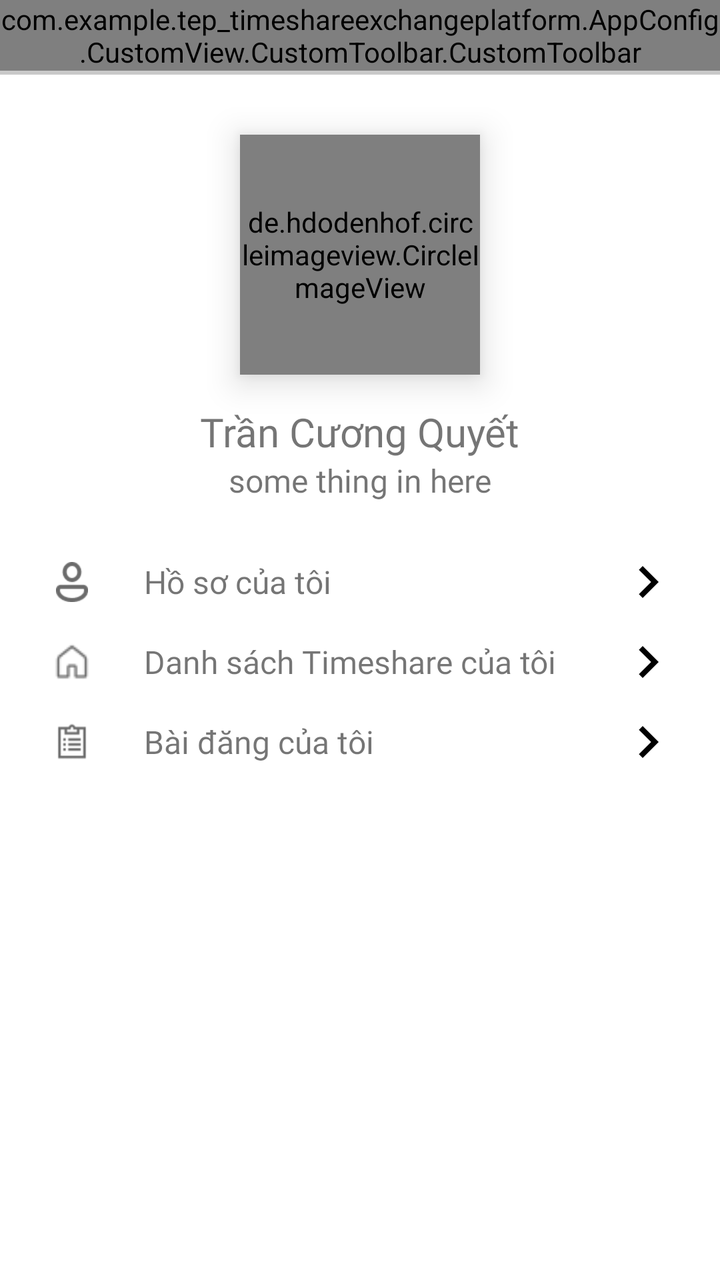
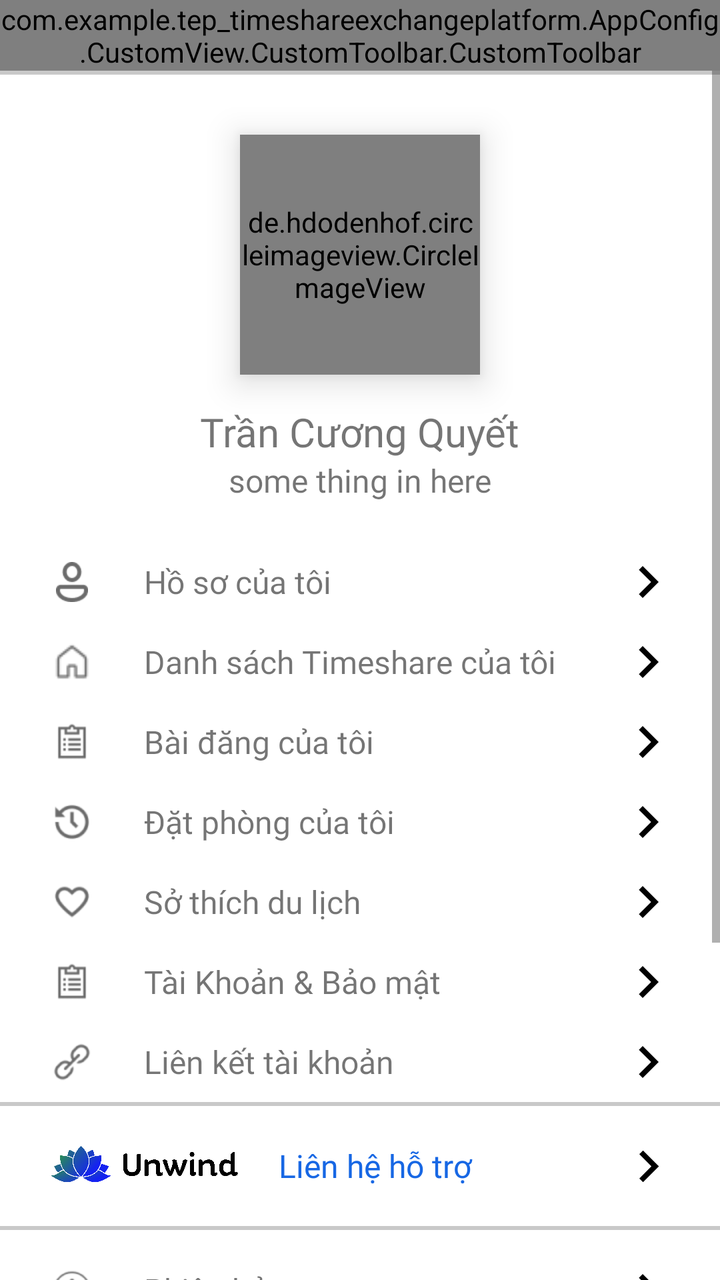

Compare the two renders of this Android layout. The source of the first and the diff that turns it into the second are given below.
<!-- AndroidManifest.xml: application theme Base.Theme.TEPTimeshareExchangePlatform -->
<!-- res/layout/fragment_account.xml -->
<?xml version="1.0" encoding="utf-8"?>
<androidx.constraintlayout.widget.ConstraintLayout xmlns:android="http://schemas.android.com/apk/res/android"
    xmlns:app="http://schemas.android.com/apk/res-auto"
    xmlns:tools="http://schemas.android.com/tools"
    android:layout_width="match_parent"
    android:layout_height="match_parent"
    android:gravity="center"
    android:orientation="vertical"
    tools:context=".UI.Fragment.AccountFragment.AccountFragment">

    


    
    <com.example.tep_timeshareexchangeplatform.AppConfig.CustomView.CustomToolbar.CustomToolbar
        android:id="@+id/toolblarCustome"
        android:layout_width="match_parent"
        android:layout_height="wrap_content"
        android:background="@color/white"
        android:title="@string/profile_title"
        app:layout_constraintEnd_toEndOf="parent"
        app:layout_constraintHorizontal_bias="0.0"
        app:layout_constraintStart_toStartOf="parent"
        app:layout_constraintTop_toTopOf="parent"
        app:showEndIcon="false"
        app:showShadow="false"
        app:showStartIcon="true"
        app:showStartText="false" />

    <ScrollView
        android:layout_width="match_parent"
        android:layout_height="wrap_content"
        app:layout_constraintEnd_toEndOf="parent"
        app:layout_constraintStart_toStartOf="parent"
        app:layout_constraintTop_toBottomOf="@+id/toolblarCustome">

        <LinearLayout
            android:layout_width="match_parent"
            android:layout_height="wrap_content"
            android:layout_marginBottom="100dp"
            android:gravity="center"
            android:background="@color/primary_background"
            android:orientation="vertical">

            <LinearLayout
                android:layout_marginTop="2dp"
                android:orientation="vertical"
                android:gravity="center"
                android:background="@color/white"
                android:layout_width="match_parent"
                android:layout_height="wrap_content" >
                
                <de.hdodenhof.circleimageview.CircleImageView
                    android:id="@+id/iv_user_avt"
                    android:layout_width="120dp"
                    android:layout_height="120dp"
                    android:layout_marginTop="30dp"
                    android:src="@drawable/ic_user_default_avt"
                    android:translationZ="10dp"
                    app:layout_constraintBottom_toBottomOf="parent"
                    app:layout_constraintEnd_toEndOf="parent"
                    app:layout_constraintStart_toStartOf="parent"
                    app:layout_constraintTop_toTopOf="parent"
                    app:layout_constraintVertical_bias="0.151"
                    app:shapeAppearance="@style/ShapeAppearance.Material3.Corner.Full" />

                
                <TextView
                    android:id="@+id/tv_user_name"
                    android:layout_width="wrap_content"
                    android:layout_height="wrap_content"
                    android:layout_marginTop="15dp"
                    android:text="Trần Cương Quyết"
                    android:fontFamily="@font/inter_extrabold"
                    android:textSize="20dp"
                    />
                <TextView
                    android:layout_width="wrap_content"
                    android:layout_height="wrap_content"
                    android:text="some thing in here"
                    android:fontFamily="@font/inter_light"
                    android:textSize="16dp"
                    />

                
                <LinearLayout
                    android:layout_marginTop="20dp"
                    android:paddingStart="20dp"
                    android:paddingEnd="20dp"
                    android:orientation="vertical"
                    android:layout_width="match_parent"
                    android:layout_height="wrap_content">

                    
                    <LinearLayout
                        android:layout_width="match_parent"
                        android:layout_height="40dp"
                        android:orientation="horizontal"
                        android:weightSum="10">

                        <ImageView
                            android:layout_width="0dp"
                            android:layout_height="20dp"
                            android:layout_weight="1"
                            android:layout_gravity="left|center"
                            android:src="@drawable/ic_profile_person"/>

                        <TextView
                            android:layout_width="0dp"
                            android:layout_height="wrap_content"
                            android:paddingStart="20dp"
                            android:layout_gravity="left|center"
                            android:text="Hồ sơ của tôi"
                            android:layout_weight="8"
                            android:fontFamily="@font/inter_semibold"
                            android:textSize="16dp"
                            />

                        <ImageView
                            android:layout_width="0dp"
                            android:layout_height="match_parent"
                            android:layout_weight="1"
                            android:layout_gravity="left|center"
                            android:src="@drawable/baseline_navigate_next_24_black"/>




                    </LinearLayout>

                    
                    <LinearLayout
                        android:layout_width="match_parent"
                        android:layout_height="40dp"
                        android:orientation="horizontal"
                        android:weightSum="10">

                        <ImageView
                            android:layout_width="0dp"
                            android:layout_height="20dp"
                            android:layout_weight="1"
                            android:layout_gravity="left|center"
                            android:src="@drawable/ic_profile_home"/>

                        <TextView
                            android:layout_width="0dp"
                            android:layout_height="wrap_content"
                            android:paddingStart="20dp"
                            android:layout_gravity="left|center"
                            android:text="Danh sách Timeshare của tôi"
                            android:layout_weight="8"
                            android:fontFamily="@font/inter_semibold"
                            android:textSize="16dp"
                            />

                        <ImageView
                            android:layout_width="0dp"
                            android:layout_height="match_parent"
                            android:layout_weight="1"
                            android:layout_gravity="left|center"
                            android:src="@drawable/baseline_navigate_next_24_black"/>

                    </LinearLayout>

                    
                    <LinearLayout
                        android:layout_width="match_parent"
                        android:layout_height="40dp"
                        android:orientation="horizontal"
                        android:weightSum="10">

                        <ImageView
                            android:layout_width="0dp"
                            android:layout_height="20dp"
                            android:layout_weight="1"
                            android:layout_gravity="left|center"
                            android:src="@drawable/ic_profile_my_posting"/>

                        <TextView
                            android:layout_width="0dp"
                            android:layout_height="wrap_content"
                            android:layout_weight="8"
                            android:paddingStart="20dp"
                            android:layout_gravity="left|center"
                            android:text="Bài đăng của tôi"
                            android:fontFamily="@font/inter_semibold"
                            android:textSize="16dp"
                            />

                        <ImageView
                            android:layout_width="0dp"
                            android:layout_height="match_parent"
                            android:layout_weight="1"
                            android:layout_gravity="left|center"
                            android:src="@drawable/baseline_navigate_next_24_black"/>




                    </LinearLayout>







                </LinearLayout>

            </LinearLayout>
        </LinearLayout>
    </ScrollView>
</androidx.constraintlayout.widget.ConstraintLayout>
<!-- resources referenced by this layout -->
<resources>
  <color name="primary_background">#C9C9C9</color>
  <color name="white">#FFFFFFFF</color>
  <!-- drawable baseline_navigate_next_24_black (drawable) -->
  <vector xmlns:android="http://schemas.android.com/apk/res/android" android:autoMirrored="true" android:height="24dp" android:tint="#000000" android:viewportHeight="24" android:viewportWidth="24" android:width="24dp">
        
      <path android:fillColor="@android:color/white" android:pathData="M10,6L8.59,7.41 13.17,12l-4.58,4.59L10,18l6,-6z"/>
      
  </vector>
  <!-- drawable ic_profile_home: png bitmap (drawable, 571 bytes) -->
  <!-- drawable ic_profile_my_posting: png bitmap (drawable, 1147 bytes) -->
  <!-- drawable ic_profile_person: png bitmap (drawable, 948 bytes) -->
  <!-- drawable ic_user_default_avt: png bitmap (drawable, 53196 bytes) -->
  <string name="profile_title">User Information</string>
  <style name="Base.Theme.TEPTimeshareExchangePlatform" parent="Theme.MaterialComponents.DayNight.NoActionBar">
          <item name="android:statusBarColor">@color/white</item>
          <item name="android:windowLightStatusBar">true</item> 
      </style>
</resources>

<!-- the commit's change to res/layout/fragment_account.xml (unified diff, before → after) -->
@@ -1,5 +1,6 @@
 <?xml version="1.0" encoding="utf-8"?>
-<androidx.constraintlayout.widget.ConstraintLayout xmlns:android="http://schemas.android.com/apk/res/android"
+<androidx.constraintlayout.widget.ConstraintLayout
+    xmlns:android="http://schemas.android.com/apk/res/android"
     xmlns:app="http://schemas.android.com/apk/res-auto"
     xmlns:tools="http://schemas.android.com/tools"
     android:layout_width="match_parent"
@@ -7,9 +8,6 @@
     android:gravity="center"
     android:orientation="vertical"
     tools:context=".UI.Fragment.AccountFragment.AccountFragment">
-
-    
-
 
     
     <com.example.tep_timeshareexchangeplatform.AppConfig.CustomView.CustomToolbar.CustomToolbar
@@ -24,12 +22,13 @@
         app:layout_constraintTop_toTopOf="parent"
         app:showEndIcon="false"
         app:showShadow="false"
-        app:showStartIcon="true"
+        app:showStartIcon="false"
         app:showStartText="false" />
 
     <ScrollView
         android:layout_width="match_parent"
         android:layout_height="wrap_content"
+        android:fillViewport="true"
         app:layout_constraintEnd_toEndOf="parent"
         app:layout_constraintStart_toStartOf="parent"
         app:layout_constraintTop_toBottomOf="@+id/toolblarCustome">
@@ -37,11 +36,11 @@
         <LinearLayout
             android:layout_width="match_parent"
             android:layout_height="wrap_content"
-            android:layout_marginBottom="100dp"
             android:gravity="center"
             android:background="@color/primary_background"
             android:orientation="vertical">
 
+            
             <LinearLayout
                 android:layout_marginTop="2dp"
                 android:orientation="vertical"
@@ -199,15 +198,349 @@
 
                     </LinearLayout>
 
-
-
-
-
+                    
+                    <LinearLayout
+                        android:layout_width="match_parent"
+                        android:layout_height="40dp"
+                        android:orientation="horizontal"
+                        android:weightSum="10">
+
+                        <ImageView
+                            android:layout_width="0dp"
+                            android:layout_height="20dp"
+                            android:layout_weight="1"
+                            android:layout_gravity="left|center"
+                            android:src="@drawable/ic_profile_my_order"/>
+
+                        <TextView
+                            android:layout_width="0dp"
+                            android:layout_height="wrap_content"
+                            android:layout_weight="8"
+                            android:paddingStart="20dp"
+                            android:layout_gravity="left|center"
+                            android:text="Đặt phòng của tôi"
+                            android:fontFamily="@font/inter_semibold"
+                            android:textSize="16dp"
+                            />
+
+                        <ImageView
+                            android:layout_width="0dp"
+                            android:layout_height="match_parent"
+                            android:layout_weight="1"
+                            android:layout_gravity="left|center"
+                            android:src="@drawable/baseline_navigate_next_24_black"/>
+
+
+
+
+                    </LinearLayout>
+
+                    
+                    <LinearLayout
+                        android:layout_width="match_parent"
+                        android:layout_height="40dp"
+                        android:orientation="horizontal"
+                        android:weightSum="10">
+
+                        <ImageView
+                            android:layout_width="0dp"
+                            android:layout_height="20dp"
+                            android:layout_weight="1"
+                            android:layout_gravity="left|center"
+                            android:src="@drawable/ic_my_favourite"/>
+
+                        <TextView
+                            android:layout_width="0dp"
+                            android:layout_height="wrap_content"
+                            android:layout_weight="8"
+                            android:paddingStart="20dp"
+                            android:layout_gravity="left|center"
+                            android:text="Sở thích du lịch"
+                            android:fontFamily="@font/inter_semibold"
+                            android:textSize="16dp"
+                            />
+
+                        <ImageView
+                            android:layout_width="0dp"
+                            android:layout_height="match_parent"
+                            android:layout_weight="1"
+                            android:layout_gravity="left|center"
+                            android:src="@drawable/baseline_navigate_next_24_black"/>
+
+
+
+
+                    </LinearLayout>
+
+                    
+                    <LinearLayout
+                        android:layout_width="match_parent"
+                        android:layout_height="40dp"
+                        android:orientation="horizontal"
+                        android:weightSum="10">
+
+                        <ImageView
+                            android:layout_width="0dp"
+                            android:layout_height="20dp"
+                            android:layout_weight="1"
+                            android:layout_gravity="left|center"
+                            android:src="@drawable/ic_profile_my_posting"/>
+
+                        <TextView
+                            android:layout_width="0dp"
+                            android:layout_height="wrap_content"
+                            android:layout_weight="8"
+                            android:paddingStart="20dp"
+                            android:layout_gravity="left|center"
+                            android:text="Tài Khoản &amp; Bảo mật"
+                            android:fontFamily="@font/inter_semibold"
+                            android:textSize="16dp"
+                            />
+
+                        <ImageView
+                            android:layout_width="0dp"
+                            android:layout_height="match_parent"
+                            android:layout_weight="1"
+                            android:layout_gravity="left|center"
+                            android:src="@drawable/baseline_navigate_next_24_black"/>
+
+
+
+
+                    </LinearLayout>
+
+                    
+                    <LinearLayout
+                        android:layout_width="match_parent"
+                        android:layout_height="40dp"
+                        android:orientation="horizontal"
+                        android:weightSum="10">
+
+                        <ImageView
+                            android:layout_width="0dp"
+                            android:layout_height="20dp"
+                            android:layout_weight="1"
+                            android:layout_gravity="left|center"
+                            android:src="@drawable/ic_profile_link_account"/>
+
+                        <TextView
+                            android:layout_width="0dp"
+                            android:layout_height="wrap_content"
+                            android:layout_weight="8"
+                            android:paddingStart="20dp"
+                            android:layout_gravity="left|center"
+                            android:text="Liên kết tài khoản"
+                            android:fontFamily="@font/inter_semibold"
+                            android:textSize="16dp"
+                            />
+
+                        <ImageView
+                            android:layout_width="0dp"
+                            android:layout_height="match_parent"
+                            android:layout_weight="1"
+                            android:layout_gravity="left|center"
+                            android:src="@drawable/baseline_navigate_next_24_black"/>
+
+
+
+
+                    </LinearLayout>
 
 
                 </LinearLayout>
-
             </LinearLayout>
+
+            
+            <LinearLayout
+                android:layout_width="match_parent"
+                android:layout_height="60dp"
+                android:background="@color/white"
+                android:paddingStart="20dp"
+                android:paddingEnd="20dp"
+                android:gravity="center"
+                android:layout_marginTop="2dp">
+
+
+                
+                <LinearLayout
+                    android:layout_width="match_parent"
+                    android:layout_height="match_parent"
+                    android:orientation="horizontal"
+                    android:weightSum="10">
+
+                    <ImageView
+                        android:layout_width="0dp"
+                        android:layout_height="50dp"
+                        android:layout_weight="3"
+                        android:layout_marginStart="5dp"
+                        android:layout_gravity="left|center"
+                        android:src="@drawable/logo_unwind_horizontal"/>
+
+                    <TextView
+                        android:layout_width="0dp"
+                        android:layout_height="wrap_content"
+                        android:paddingStart="20dp"
+                        android:layout_gravity="left|center"
+                        android:text="Liên hệ hỗ trợ"
+                        android:layout_weight="6"
+                        android:textColor="@color/blue_btn_search"
+                        android:fontFamily="@font/inter_extrabold"
+                        android:textSize="16dp"
+                        />
+
+                    <ImageView
+                        android:layout_width="0dp"
+                        android:layout_height="match_parent"
+                        android:layout_weight="1"
+                        android:layout_gravity="left|center"
+                        android:src="@drawable/baseline_navigate_next_24_black"/>
+
+
+
+
+                </LinearLayout>
+
+            </LinearLayout>
+
+            
+            <LinearLayout
+                android:layout_marginTop="2dp"
+                android:background="@color/white"
+                android:layout_width="match_parent"
+                android:paddingStart="20dp"
+                android:paddingEnd="20dp"
+                android:paddingTop="10dp"
+                android:orientation="vertical"
+                android:layout_height="wrap_content">
+
+                
+                <LinearLayout
+                    android:layout_width="match_parent"
+                    android:layout_height="40dp"
+                    android:orientation="horizontal"
+                    android:weightSum="10">
+
+                    <ImageView
+                        android:layout_width="0dp"
+                        android:layout_height="20dp"
+                        android:layout_weight="1"
+                        android:layout_gravity="left|center"
+                        android:src="@drawable/ic_info"/>
+
+                    <TextView
+                        android:layout_width="0dp"
+                        android:layout_height="wrap_content"
+                        android:layout_weight="8"
+                        android:paddingStart="20dp"
+                        android:layout_gravity="left|center"
+                        android:text="Phiên bản"
+                        android:fontFamily="@font/inter_semibold"
+                        android:textSize="16dp"
+                        />
+
+                    <ImageView
+                        android:layout_width="0dp"
+                        android:layout_height="match_parent"
+                        android:layout_weight="1"
+                        android:layout_gravity="left|center"
+                        android:src="@drawable/baseline_navigate_next_24_black"/>
+
+
+
+
+                </LinearLayout>
+
+                
+                <LinearLayout
+                    android:layout_width="match_parent"
+                    android:layout_height="40dp"
+                    android:orientation="horizontal"
+                    android:weightSum="10">
+
+                    <ImageView
+                        android:layout_width="0dp"
+                        android:layout_height="20dp"
+                        android:layout_weight="1"
+                        android:layout_gravity="left|center"
+                        android:src="@drawable/ic_info"/>
+
+                    <TextView
+                        android:layout_width="0dp"
+                        android:layout_height="wrap_content"
+                        android:layout_weight="8"
+                        android:paddingStart="20dp"
+                        android:layout_gravity="left|center"
+                        android:text="Điều khoản &amp; Chính sách"
+                        android:fontFamily="@font/inter_semibold"
+                        android:textSize="16dp"
+                        />
+
+                    <ImageView
+                        android:layout_width="0dp"
+                        android:layout_height="match_parent"
+                        android:layout_weight="1"
+                        android:layout_gravity="left|center"
+                        android:src="@drawable/baseline_navigate_next_24_black"/>
+
+
+
+
+                </LinearLayout>
+
+                
+                <LinearLayout
+                    android:layout_width="match_parent"
+                    android:layout_height="40dp"
+                    android:orientation="horizontal"
+                    android:weightSum="10">
+
+                    <ImageView
+                        android:layout_width="0dp"
+                        android:layout_height="20dp"
+                        android:layout_weight="1"
+                        android:layout_gravity="left|center"
+                        android:src="@drawable/ic_privacy_polices"/>
+
+                    <TextView
+                        android:layout_width="0dp"
+                        android:layout_height="wrap_content"
+                        android:layout_weight="8"
+                        android:paddingStart="20dp"
+                        android:layout_gravity="left|center"
+                        android:text="Chính sách quyền riêng tư"
+                        android:fontFamily="@font/inter_semibold"
+                        android:textSize="16dp"
+                        />
+                    <ImageView
+                        android:layout_width="0dp"
+                        android:layout_height="match_parent"
+                        android:layout_weight="1"
+                        android:layout_gravity="left|center"
+                        android:src="@drawable/baseline_navigate_next_24_black"/>
+
+
+
+
+                </LinearLayout>
+
+                <androidx.appcompat.widget.AppCompatButton
+                    android:background="@drawable/ripple_effect_white"
+                    android:layout_marginTop="20dp"
+                    android:layout_width="match_parent"
+                    android:text="Đăng Xuất"
+                    android:fontFamily="@font/inter_bold"
+                    android:textColor="@color/primary_background"
+                    android:layout_height="60dp"
+                    android:layout_marginBottom="150dp"
+
+                    />
+
+
+
+            </LinearLayout>
+
+
+
         </LinearLayout>
     </ScrollView>
 </androidx.constraintlayout.widget.ConstraintLayout>
<!-- resource entries referenced after the edit -->
@@ -1,5 +1,6 @@
 <!-- resources referenced by this layout -->
 <resources>
+  <color name="blue_btn_search">#1767E4</color>
   <color name="primary_background">#C9C9C9</color>
   <color name="white">#FFFFFFFF</color>
   <!-- drawable baseline_navigate_next_24_black (drawable) -->
@@ -8,14 +9,32 @@
       <path android:fillColor="@android:color/white" android:pathData="M10,6L8.59,7.41 13.17,12l-4.58,4.59L10,18l6,-6z"/>
       
   </vector>
+  <!-- drawable ic_info: png bitmap (drawable, 1802 bytes) -->
+  <!-- drawable ic_my_favourite: png bitmap (drawable, 1635 bytes) -->
+  <!-- drawable ic_privacy_polices: png bitmap (drawable, 1222 bytes) -->
   <!-- drawable ic_profile_home: png bitmap (drawable, 571 bytes) -->
+  <!-- drawable ic_profile_link_account: png bitmap (drawable, 1643 bytes) -->
+  <!-- drawable ic_profile_my_order: png bitmap (drawable, 1701 bytes) -->
   <!-- drawable ic_profile_my_posting: png bitmap (drawable, 1147 bytes) -->
   <!-- drawable ic_profile_person: png bitmap (drawable, 948 bytes) -->
   <!-- drawable ic_user_default_avt: png bitmap (drawable, 53196 bytes) -->
+  <!-- drawable logo_unwind_horizontal: png bitmap (drawable, 294970 bytes) -->
+  <!-- drawable ripple_effect_white (drawable) -->
+  <?xml version="1.0" encoding="utf-8"?>
+  <ripple xmlns:android="http://schemas.android.com/apk/res/android"
+      android:color="?android:attr/colorControlHighlight">
+      <item>
+          <shape android:shape="rectangle">
+              <corners android:radius="17dp"></corners>
+              <solid android:color="@color/gray_light_background"></solid>
+          </shape>
+      </item>
+  </ripple>
   <string name="profile_title">User Information</string>
   <style name="Base.Theme.TEPTimeshareExchangePlatform" parent="Theme.MaterialComponents.DayNight.NoActionBar">
           <item name="android:statusBarColor">@color/white</item>
           <item name="android:windowLightStatusBar">true</item> 
       </style>
+  <color name="gray_light_background">#EDF2F6</color>
 </resources>
 
